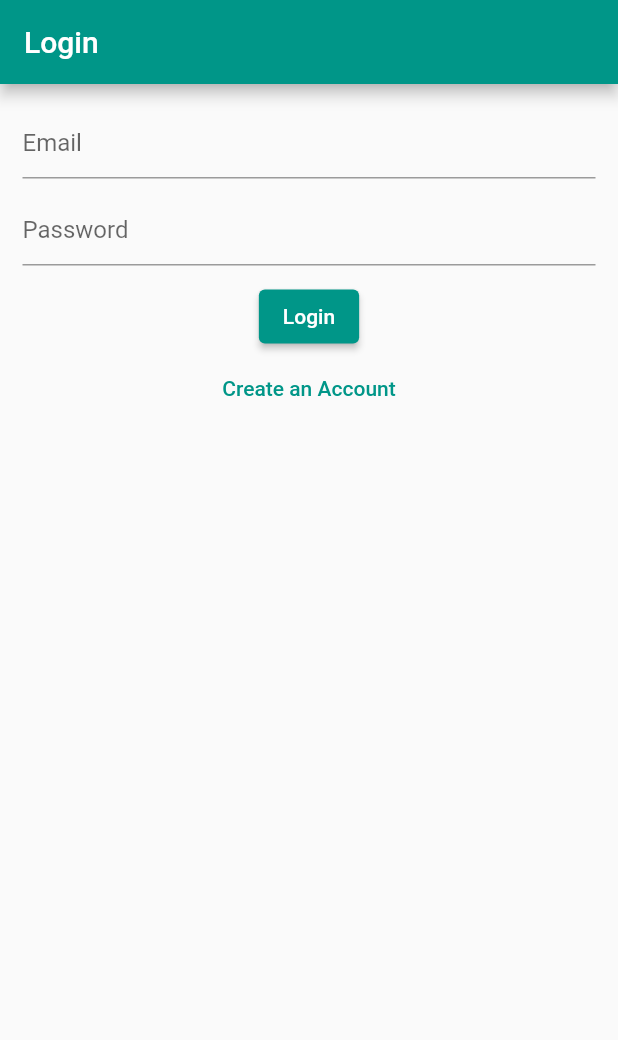
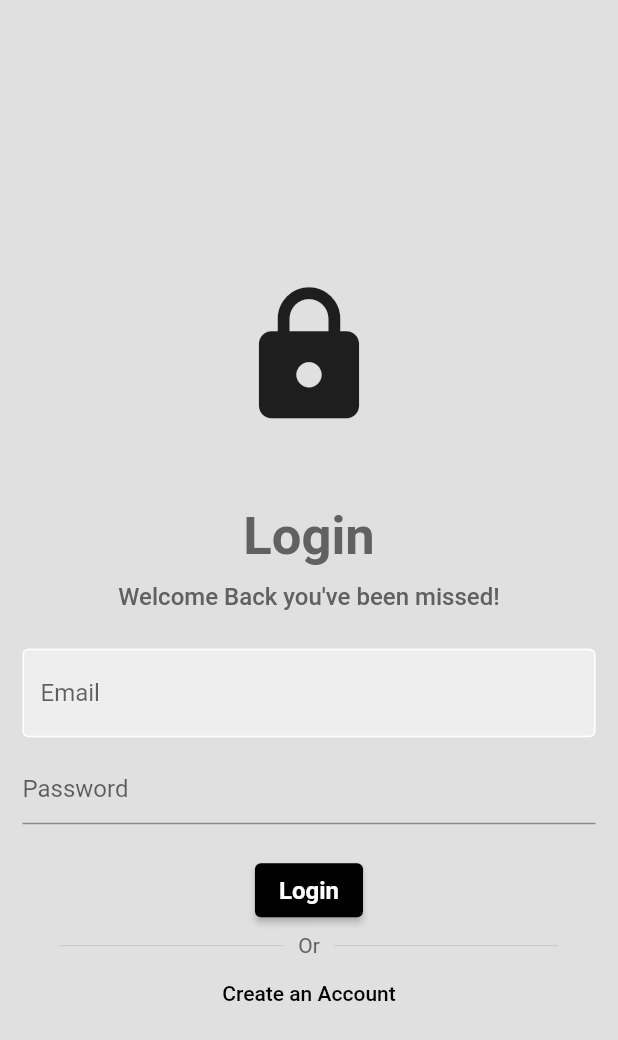
Before and after one commit to aash1r/PS-App, a Flutter app: the screen it shows after launch, on a phone screen of 412 x 824 dp. Shown: the top 1040 px of the screen. Run offline on Flutter 3.47's test engine with Material 2 defaults, Android fonts, the phone set to English and light mode, and no system bars; our stand-ins replace cloud_firestore, firebase_auth, firebase_core; accounts and stored records are empty.

Commit message:
minor tweaks here and there

```diff
--- a/lib/main.dart
+++ b/lib/main.dart
@@ -1,11 +1,9 @@
-import 'package:cloud_firestore/cloud_firestore.dart';
 import 'package:firebase_auth/firebase_auth.dart';
 import 'package:flutter_firebase/firebase_options.dart';
 import 'package:firebase_core/firebase_core.dart';
 import 'package:flutter/material.dart';
 import 'package:flutter_firebase/screens/email_auth/login_screen.dart';
 import 'package:flutter_firebase/screens/home_screen.dart';
-import 'package:flutter_firebase/screens/phone_auth/signin_with_phone.dart';
 
 void main() async {
   WidgetsFlutterBinding.ensureInitialized();
@@ -23,7 +21,7 @@ class MyApp extends StatelessWidget {
     return MaterialApp(
       debugShowCheckedModeBanner: false,
       home: (FirebaseAuth.instance.currentUser != null)
-          ? HomeScreen()
+          ? const HomeScreen()
           : const LoginScreen(),
     );
   }
--- a/lib/screens/email_auth/login_screen.dart
+++ b/lib/screens/email_auth/login_screen.dart
@@ -45,32 +45,105 @@ class _LoginScreenState extends State<LoginScreen> {
   @override
   Widget build(BuildContext context) {
     return Scaffold(
-      appBar: AppBar(
-        backgroundColor: Colors.teal,
-        title: const Text("Login"),
-      ),
+      backgroundColor: Colors.grey.shade300,
       body: Padding(
         padding: const EdgeInsets.all(15),
+        child: SafeArea(
           child: Column(
+            mainAxisAlignment: MainAxisAlignment.center,
             children: [
+              const SizedBox(height: 50),
+
+              // logo
+              const Icon(
+                Icons.lock,
+                size: 100,
+              ),
+
+              const SizedBox(height: 50),
+              Text(
+                "Login",
+                style: TextStyle(
+                    fontWeight: FontWeight.bold,
+                    fontSize: 35,
+                    color: Colors.grey.shade700),
+              ),
+              SizedBox(
+                height: 10,
+              ),
+              Text(
+                "Welcome Back you've been missed!",
+                style: TextStyle(
+                    fontWeight: FontWeight.w500,
+                    fontSize: 16,
+                    color: Colors.grey.shade700),
+              ),
+              SizedBox(
+                height: 25,
+              ),
               TextField(
+                obscureText: false,
                 controller: emailcontroller,
-              decoration: const InputDecoration(hintText: "Email"),
+                decoration: InputDecoration(
+                    hintText: "Email",
+                    enabledBorder: OutlineInputBorder(
+                        borderSide: BorderSide(color: Colors.white)),
+                    focusedBorder: OutlineInputBorder(
+                        borderSide: BorderSide(color: Colors.grey.shade400)),
+                    fillColor: Colors.grey.shade200,
+                    filled: true),
               ),
               const SizedBox(height: 10),
               TextField(
+                obscureText: true,
                 controller: passcontroller,
                 decoration: const InputDecoration(hintText: "Password"),
               ),
               const SizedBox(
-              height: 10,
+                height: 20,
               ),
               ElevatedButton(
-                style: ElevatedButton.styleFrom(backgroundColor: Colors.teal),
+                  style:
+                      ElevatedButton.styleFrom(backgroundColor: Colors.black),
                   onPressed: () {
                     login();
                   },
-                child: const Text("Login")),
+                  child: const Text(
+                    "Login",
+                    style: TextStyle(
+                        color: Colors.white,
+                        fontWeight: FontWeight.bold,
+                        fontSize: 16),
+                  )),
+              SizedBox(
+                height: 5,
+              ),
+              Padding(
+                padding: const EdgeInsets.symmetric(horizontal: 25.0),
+                child: Row(
+                  children: [
+                    Expanded(
+                      child: Divider(
+                        thickness: 0.5,
+                        color: Colors.grey[400],
+                      ),
+                    ),
+                    Padding(
+                      padding: const EdgeInsets.symmetric(horizontal: 10.0),
+                      child: Text(
+                        'Or',
+                        style: TextStyle(color: Colors.grey[700]),
+                      ),
+                    ),
+                    Expanded(
+                      child: Divider(
+                        thickness: 0.5,
+                        color: Colors.grey[400],
+                      ),
+                    ),
+                  ],
+                ),
+              ),
               MaterialButton(
                 onPressed: () {
                   Navigator.push(
@@ -80,12 +153,13 @@ class _LoginScreenState extends State<LoginScreen> {
                 },
                 child: const Text(
                   "Create an Account",
-                style: TextStyle(color: Colors.teal),
+                  style: TextStyle(color: Colors.black),
                 ),
               )
             ],
           ),
         ),
+      ),
     );
   }
 }
--- a/lib/screens/home_screen.dart
+++ b/lib/screens/home_screen.dart
@@ -2,7 +2,6 @@ import 'package:cloud_firestore/cloud_firestore.dart';
 import 'package:firebase_auth/firebase_auth.dart';
 import 'package:flutter/material.dart';
 import 'package:flutter_firebase/screens/email_auth/login_screen.dart';
-import 'package:flutter_firebase/screens/phone_auth/signin_with_phone.dart';
 
 class HomeScreen extends StatefulWidget {
   const HomeScreen({
@@ -26,7 +25,8 @@ class _HomeScreenState extends State<HomeScreen> {
     if (name != "") {
       await firestore.collection("Users").add({"name": name});
     } else {
-      print("Please fill all the fields");
+      var snackbar = SnackBar(content: Text("Please fill all the fields!"));
+      ScaffoldMessenger.of(context).showSnackBar(snackbar);
     }
   }
 
```
Also changed, not shown: lib/screens/phone_auth/signin_with_phone.dart (deleted, +0 -74 lines), lib/screens/phone_auth/verify_otp.dart (deleted, +0 -69 lines). Lines whose indentation alone changed are shown as unchanged.
